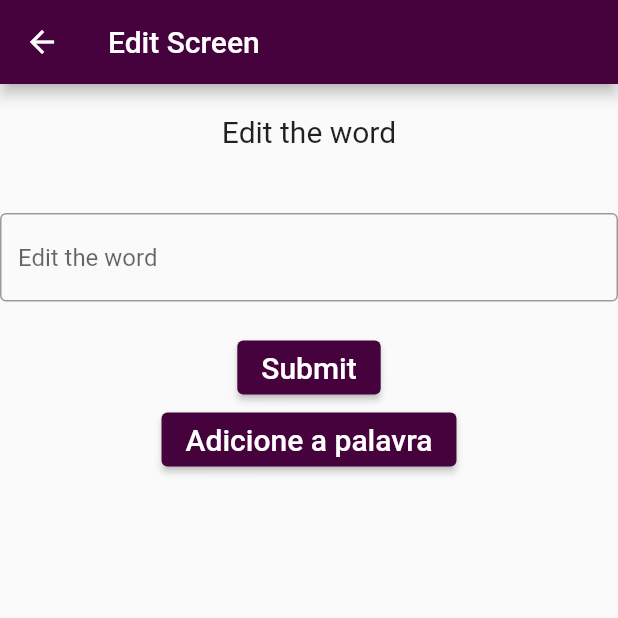
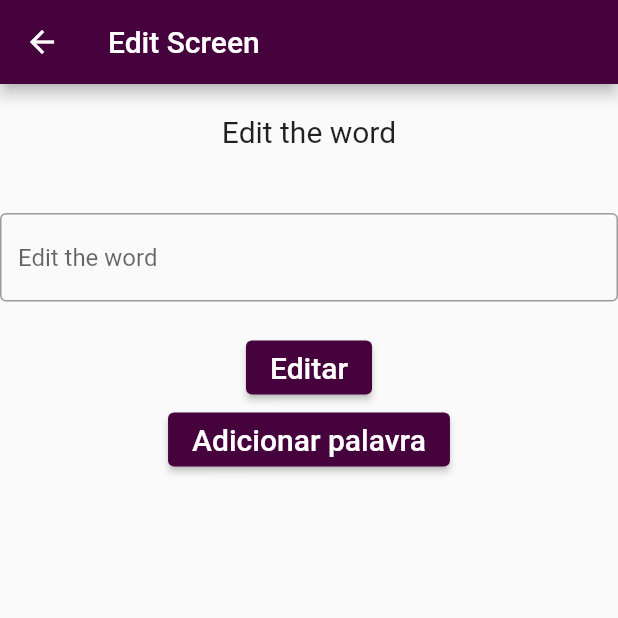
Before and after one commit to ArthurHMSantos/DSI-Flutter, a Flutter app: the EditScreen screen opened directly with empty values, on a phone screen of 412 x 824 dp, the top half of it. Run offline on Flutter 3.47's test engine with Material 2 defaults, Android fonts, the phone set to English and light mode, and no system bars.

Commit message:
code refactor

```diff
--- a/lib/main.dart
+++ b/lib/main.dart
@@ -1,6 +1,4 @@
 import 'package:flutter/material.dart';
-import 'viewmodes/card_mode.dart';
-import 'viewmodes/default_mode.dart';
 
 void main() {
   runApp(const MyApp());
@@ -214,6 +212,13 @@ class _RandomWordsState extends State<RandomWords> {
             icon: const Icon(Icons.list_rounded),
             tooltip: "Saved suggestions",
           ),
+          IconButton(
+              onPressed: () {
+                Navigator.pushNamed(context, '/second',
+                    arguments:
+                        PassedArgs(nome: "", id: repository.words.length + 1));
+              },
+              icon: const Icon(Icons.add_circle_outline))
         ],
       ),
       body: bady(),
@@ -302,15 +307,15 @@ class _EditScreenState extends State<EditScreen> {
               backgroundColor: const Color.fromARGB(255, 70, 2, 61),
             ),
             onPressed: onSubmit,
-            child: const Text('Submit', style: TextStyle(fontSize: 20)),
+            child: const Text('Editar', style: TextStyle(fontSize: 20)),
           ),
           ElevatedButton(
             style: ElevatedButton.styleFrom(
               backgroundColor: const Color.fromARGB(255, 70, 2, 61),
             ),
             onPressed: addWord,
-            child: const Text('Adicione a palavra',
-                style: TextStyle(fontSize: 20)),
+            child:
+                const Text('Adicionar palavra', style: TextStyle(fontSize: 20)),
           ),
         ],
       ),
```
